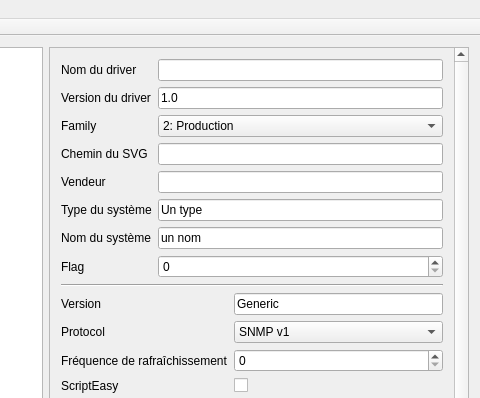
Before: the Qt Designer form mainwindow.ui in BriceDucardonnoy/EasyWcmDriverCreator, drawn with Qt 5; both pictures show x 668 to 1148 and y 0 to 398 of the 1148 by 900 pixel window.
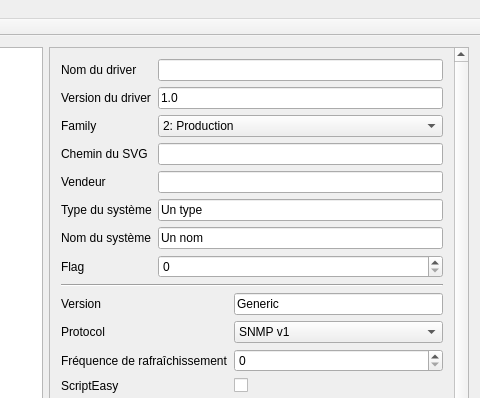
After: the same form once the commit is applied. Icons and pictures are not drawn.

Commit message: Choose now your destination file

```diff
--- a/mainwindow.ui
+++ b/mainwindow.ui
@@ -226,7 +226,7 @@
           <item row="6" column="1">
            <widget class="QLineEdit" name="systemNameLineEdit">
             <property name="text">
-             <string>un nom</string>
+             <string>Un nom</string>
             </property>
            </widget>
           </item>
```
The commit also changes 2 other files.
